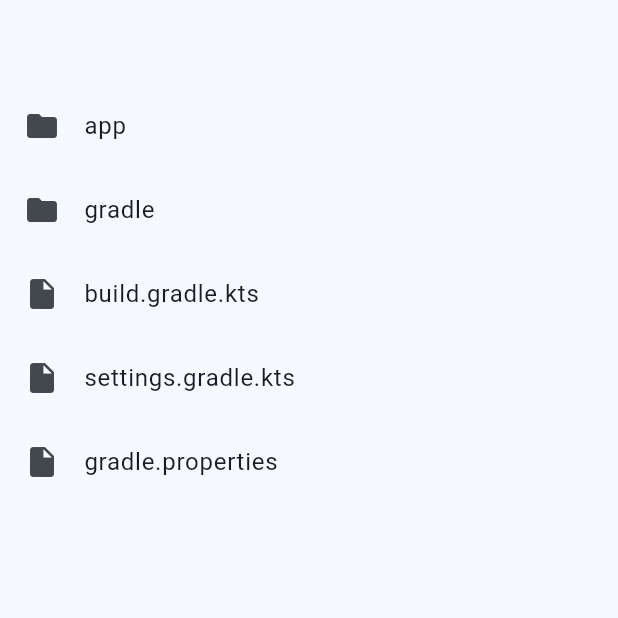
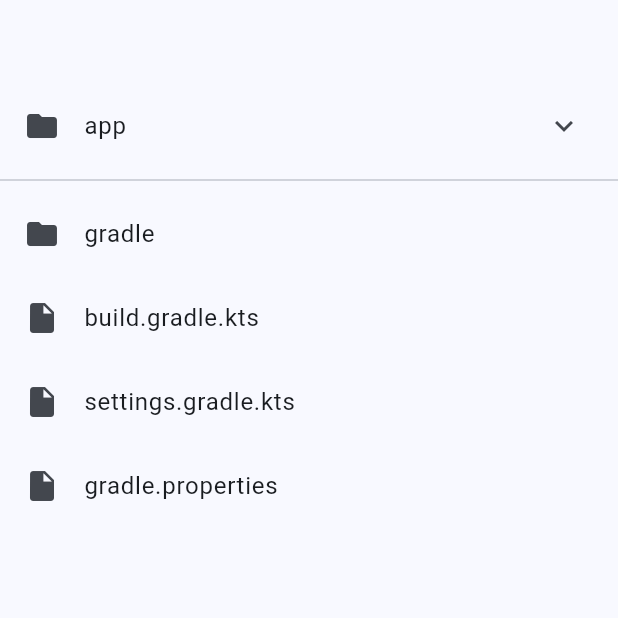
Before and after one commit to hamidabbas08-ux/droidforge, a Flutter app: the ProjectExplorerScreen screen opened directly with empty values, on a phone screen of 412 x 824 dp, the top half of it. Run offline on Flutter 3.47's test engine with Material 3 defaults, Android fonts, the phone set to English and light mode, and no system bars.

Commit message:
Expandable app folder

```diff
--- a/lib/features/projects/screens/project_explorer_screen.dart
+++ b/lib/features/projects/screens/project_explorer_screen.dart
@@ -1,6 +1,6 @@
 import 'package:flutter/material.dart';
 
-class ProjectExplorerScreen extends StatelessWidget {
+class ProjectExplorerScreen extends StatefulWidget {
   final String projectName;
 
   const ProjectExplorerScreen({
@@ -9,30 +9,76 @@ class ProjectExplorerScreen extends StatelessWidget {
   });
 
   @override
+  State<ProjectExplorerScreen> createState() =>
+      _ProjectExplorerScreenState();
+}
+
+class _ProjectExplorerScreenState extends State<ProjectExplorerScreen> {
+  bool appOpen = false;
+
+  @override
   Widget build(BuildContext context) {
     return Scaffold(
-      appBar: AppBar(
-        title: Text(projectName),
-      ),
+      appBar: AppBar(title: Text(widget.projectName)),
       body: ListView(
-        children: const [
+        children: [
           ListTile(
-            leading: Icon(Icons.folder),
-            title: Text("app"),
+            leading: Icon(
+              appOpen ? Icons.folder_open : Icons.folder,
+            ),
+            title: const Text("app"),
+            trailing: Icon(
+              appOpen ? Icons.expand_less : Icons.expand_more,
+            ),
+            onTap: () {
+              setState(() {
+                appOpen = !appOpen;
+              });
+            },
           ),
-          ListTile(
+
+          if (appOpen) ...[
+            const Padding(
+              padding: EdgeInsets.only(left: 32),
+              child: ListTile(
+                leading: Icon(Icons.folder),
+                title: Text("src"),
+              ),
+            ),
+            const Padding(
+              padding: EdgeInsets.only(left: 32),
+              child: ListTile(
+                leading: Icon(Icons.insert_drive_file),
+                title: Text("build.gradle.kts"),
+              ),
+            ),
+            const Padding(
+              padding: EdgeInsets.only(left: 32),
+              child: ListTile(
+                leading: Icon(Icons.insert_drive_file),
+                title: Text("proguard-rules.pro"),
+              ),
+            ),
+          ],
+
+          const Divider(),
+
+          const ListTile(
             leading: Icon(Icons.folder),
             title: Text("gradle"),
           ),
-          ListTile(
+
+          const ListTile(
             leading: Icon(Icons.insert_drive_file),
             title: Text("build.gradle.kts"),
           ),
-          ListTile(
+
+          const ListTile(
             leading: Icon(Icons.insert_drive_file),
             title: Text("settings.gradle.kts"),
           ),
-          ListTile(
+
+          const ListTile(
             leading: Icon(Icons.insert_drive_file),
             title: Text("gradle.properties"),
           ),
```
